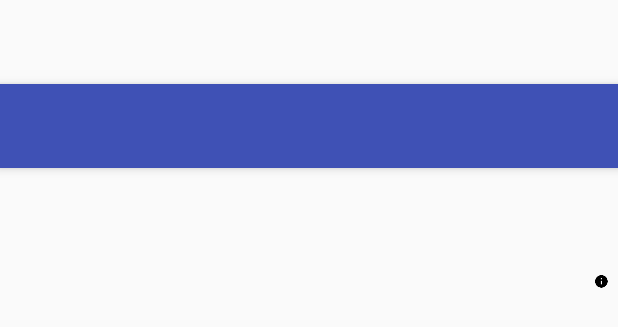
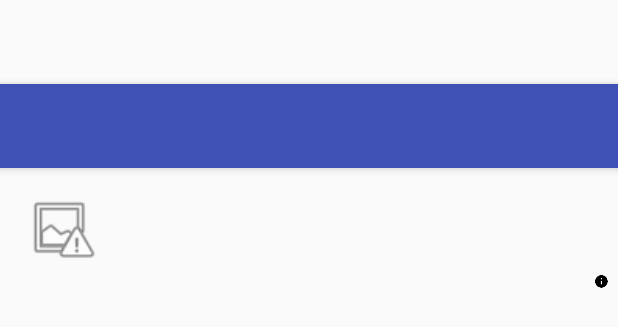
Before and after one commit to hariseenivasan/MeedMems, an Android app: the layout content_notification.xml on its own in the app's theme, with its tools: preview values and no code run, on a phone screen of 412 x 824 dp. Shown: the top 327 px of the screen. Run offline under Robolectric (Android 15) with nearby library versions, the phone set to English and light mode, and no system bars.

Commit message:
Images default added

```diff
--- a/app/src/main/java/sym/android/MetaDataAdapter.java
+++ b/app/src/main/java/sym/android/MetaDataAdapter.java
@@ -52,7 +52,7 @@ public class MetaDataAdapter extends  ArrayAdapter<MetaData> {
        // contactImage.setImageResource(R.mipmap.images);
         try {
             //Bitmap bitmap = getThumbnail(getContext().getContentResolver(),listImageUri.get(0));
-            groupImage.setBackgroundColor(Color.RED);
+            //groupImage.setBackgroundColor(Color.RED);
             //Log.d("BITMAP","BITMAP Set "+bitmap.getByteCount());
         } catch (Exception e) {
             e.printStackTrace();
--- a/app/src/main/res/layout/content_groups.xml
+++ b/app/src/main/res/layout/content_groups.xml
@@ -17,7 +17,9 @@
         android:layout_width="70dp"
         android:layout_height="70dp"
         android:paddingLeft="10dp"
-        android:paddingRight="10dp" android:icon="@android:drawable/ic_menu_save"/>
+        android:paddingRight="10dp"
+        android:src="@android:drawable/ic_menu_report_image"/>
+
     <TextView
         android:id="@+id/group_name"
         android:layout_width="wrap_content"
--- a/app/src/main/res/layout/custom_row.xml
+++ b/app/src/main/res/layout/custom_row.xml
@@ -7,7 +7,7 @@
         android:layout_width="30dp"
         android:layout_height="30dp"
         android:id="@+id/contactImage"
-        android:layout_margin="2dp" />
+        android:layout_margin="2dp"/>
 
     <TextView
         android:layout_width="wrap_content"
```
